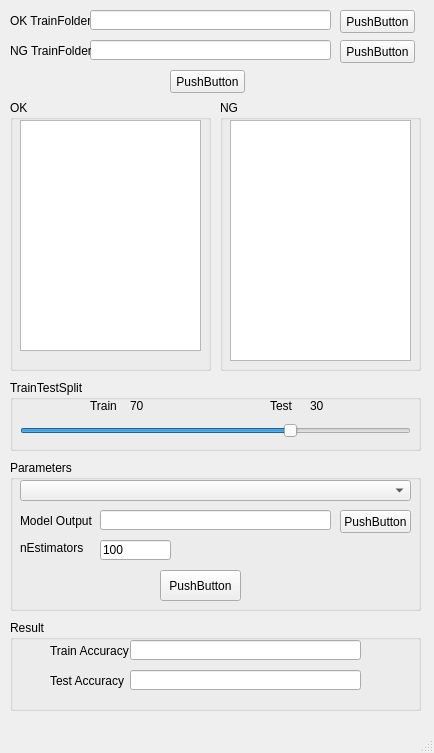
The window that classification_train.ui (jeremyjong/Time-Series-Classification-with-Sktime) describes before a commit, drawn with Qt 5.
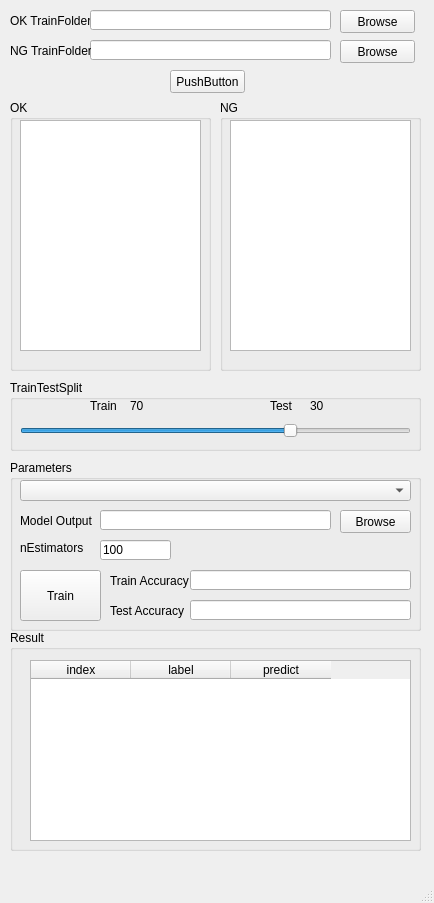
The same window after the commit.

What changed in the file:
```diff
--- a/classification_train.ui
+++ b/classification_train.ui
@@ -7,7 +7,7 @@
     <x>0</x>
     <y>0</y>
     <width>434</width>
-    <height>753</height>
+    <height>903</height>
    </rect>
   </property>
   <property name="windowTitle">
@@ -35,7 +35,7 @@
      </rect>
     </property>
     <property name="text">
-     <string>PushButton</string>
+     <string>Browse</string>
     </property>
    </widget>
    <widget class="QLabel" name="label">
@@ -94,7 +94,7 @@
      </rect>
     </property>
     <property name="text">
-     <string>PushButton</string>
+     <string>Browse</string>
     </property>
    </widget>
    <widget class="QLabel" name="label_2">
@@ -151,7 +151,7 @@
        <x>10</x>
        <y>20</y>
        <width>181</width>
-       <height>241</height>
+       <height>231</height>
       </rect>
      </property>
     </widget>
@@ -162,7 +162,7 @@
       <x>10</x>
       <y>460</y>
       <width>411</width>
-      <height>151</height>
+      <height>171</height>
      </rect>
     </property>
     <property name="title">
@@ -181,14 +181,14 @@
     <widget class="QPushButton" name="pushButton_4">
      <property name="geometry">
       <rect>
-       <x>150</x>
+       <x>10</x>
        <y>110</y>
        <width>81</width>
-       <height>31</height>
+       <height>51</height>
       </rect>
      </property>
      <property name="text">
-      <string>PushButton</string>
+      <string>Train</string>
      </property>
     </widget>
     <widget class="QLabel" name="label_7">
@@ -214,7 +214,7 @@
       </rect>
      </property>
      <property name="text">
-      <string>PushButton</string>
+      <string>Browse</string>
      </property>
     </widget>
     <widget class="QLineEdit" name="lineEdit_3">
@@ -253,6 +253,52 @@
       <string>100</string>
      </property>
     </widget>
+    <widget class="QLineEdit" name="lineEdit_6">
+     <property name="geometry">
+      <rect>
+       <x>180</x>
+       <y>140</y>
+       <width>221</width>
+       <height>20</height>
+      </rect>
+     </property>
+    </widget>
+    <widget class="QLineEdit" name="lineEdit_5">
+     <property name="geometry">
+      <rect>
+       <x>180</x>
+       <y>110</y>
+       <width>221</width>
+       <height>20</height>
+      </rect>
+     </property>
+    </widget>
+    <widget class="QLabel" name="label_9">
+     <property name="geometry">
+      <rect>
+       <x>100</x>
+       <y>110</y>
+       <width>81</width>
+       <height>21</height>
+      </rect>
+     </property>
+     <property name="text">
+      <string>Train Accuracy</string>
+     </property>
+    </widget>
+    <widget class="QLabel" name="label_10">
+     <property name="geometry">
+      <rect>
+       <x>100</x>
+       <y>140</y>
+       <width>81</width>
+       <height>21</height>
+      </rect>
+     </property>
+     <property name="text">
+      <string>Test Accuracy</string>
+     </property>
+    </widget>
    </widget>
    <widget class="QGroupBox" name="groupBox_4">
     <property name="geometry">
@@ -345,59 +391,38 @@
     <property name="geometry">
      <rect>
       <x>10</x>
-      <y>620</y>
+      <y>630</y>
       <width>411</width>
-      <height>91</height>
+      <height>221</height>
      </rect>
     </property>
     <property name="title">
      <string>Result</string>
     </property>
-    <widget class="QLineEdit" name="lineEdit_5">
+    <widget class="QTableWidget" name="tableWidget">
      <property name="geometry">
       <rect>
-       <x>120</x>
-       <y>20</y>
-       <width>231</width>
-       <height>20</height>
+       <x>20</x>
+       <y>30</y>
+       <width>381</width>
+       <height>181</height>
       </rect>
      </property>
-    </widget>
-    <widget class="QLabel" name="label_9">
-     <property name="geometry">
-      <rect>
-       <x>40</x>
-       <y>20</y>
-       <width>81</width>
-       <height>21</height>
-      </rect>
-     </property>
-     <property name="text">
-      <string>Train Accuracy</string>
-     </property>
-    </widget>
-    <widget class="QLineEdit" name="lineEdit_6">
-     <property name="geometry">
-      <rect>
-       <x>120</x>
-       <y>50</y>
-       <width>231</width>
-       <height>20</height>
-      </rect>
-     </property>
-    </widget>
-    <widget class="QLabel" name="label_10">
-     <property name="geometry">
-      <rect>
-       <x>40</x>
-       <y>50</y>
-       <width>81</width>
-       <height>21</height>
-      </rect>
-     </property>
-     <property name="text">
-      <string>Test Accuracy</string>
-     </property>
+     <column>
+      <property name="text">
+       <string>index</string>
+      </property>
+     </column>
+     <column>
+      <property name="text">
+       <string>label</string>
+      </property>
+     </column>
+     <column>
+      <property name="text">
+       <string>predict</string>
+      </property>
+     </column>
     </widget>
    </widget>
   </widget>
```
